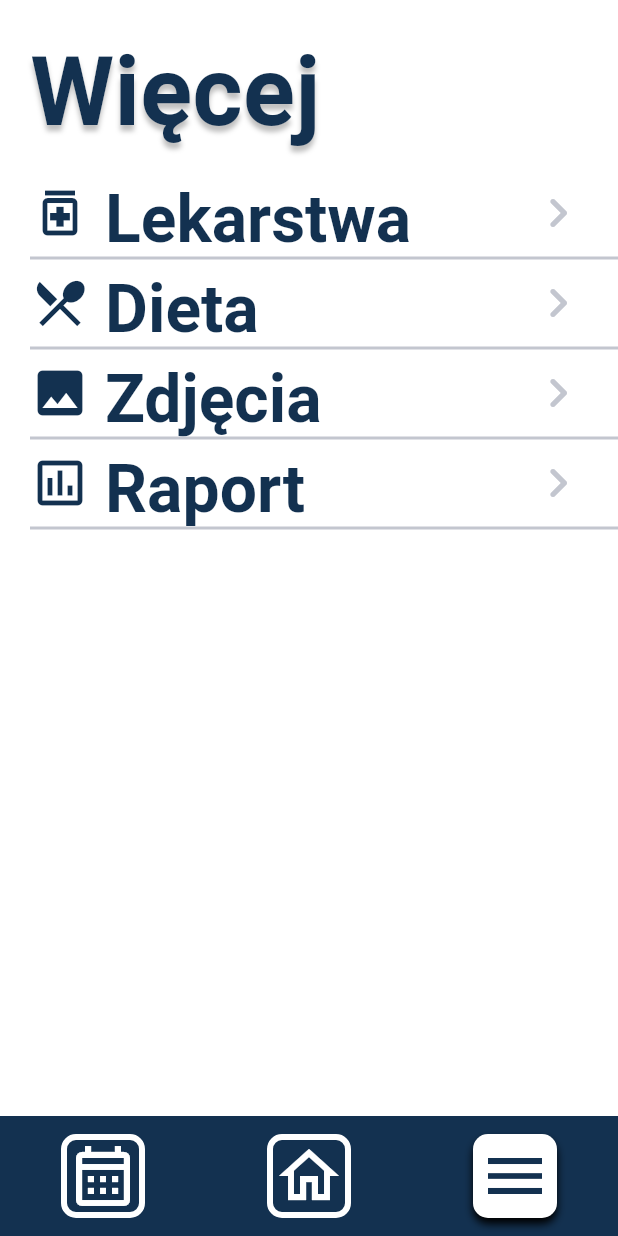
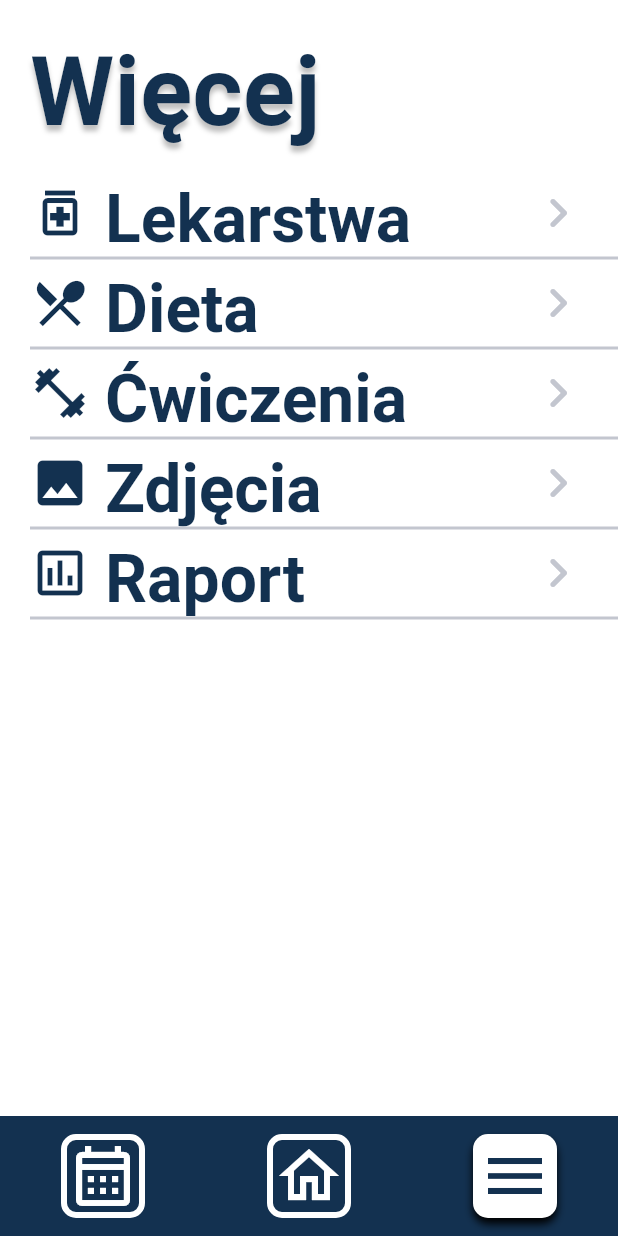
Before and after one commit to pikol93/PG_SLEMA, a Flutter app: the screen it shows after launch, item 3 of the bottom bar chosen, on a phone screen of 412 x 824 dp. Run offline on Flutter 3.47's test engine with Material 3 defaults, Android fonts, the phone set to English and light mode, and no system bars; our stand-ins replace flutter_local_notifications, image_picker, loggy, shared_preferences, timezone; Roboto replaces fonts that are missing (Dongle).

Commit message:
SLEMA-163 exercises implemented with simple view

```diff
--- a/SlemaForAndroid/lib/features/exercises/logic/converter/exercise_dto_to_json_converter.dart
+++ b/SlemaForAndroid/lib/features/exercises/logic/converter/exercise_dto_to_json_converter.dart
@@ -25,7 +25,7 @@ class ExerciseDtoToJsonConverter
     return ExerciseDto(
         json['id'],
         json['name'] ?? '',
-        json['intensity'] ?? 50,
+        json['intensity '] ?? 50,
         json['exerciseDuration'] ?? 1,
         DateTime.parse(exerciseDate),
         exerciseTime);
@@ -34,8 +34,8 @@ class ExerciseDtoToJsonConverter
   Map<String, dynamic> _toJson(ExerciseDto dto) => {
         'id': dto.id.toString(),
         'name': dto.name.toString(),
-        'intensity': dto.intensity.toString(),
-        'exerciseDuration': dto.exerciseDuration.toString(),
+        'intensity': dto.intensity,
+        'exerciseDuration': dto.exerciseDuration,
         'exerciseDate': dto.exerciseDate.toString(),
         'exerciseTime': JsonParser.parseTimeOfDayToJson(dto.exerciseTime),
       };
--- a/SlemaForAndroid/lib/features/menu/presentation/screen/menu_screen.dart
+++ b/SlemaForAndroid/lib/features/menu/presentation/screen/menu_screen.dart
@@ -40,15 +40,21 @@ class MenuScreen extends StatelessWidget {
         ),
         const MenuScreenDivider(),
         const MenuScreenButton(
+          iconData: Icons.fitness_center_outlined,
+          label: 'Ćwiczenia',
+          destinationIndex: 5,
+        ),
+        const MenuScreenDivider(),
+        const MenuScreenButton(
           iconData: Icons.image,
           label: 'Zdjęcia',
-          destinationIndex: 5,
+          destinationIndex: 6,
         ),
         const MenuScreenDivider(),
         const MenuScreenButton(
           iconData: Icons.assessment_outlined,
           label: 'Raport',
-          destinationIndex: 6,
+          destinationIndex: 7,
         ),
         const MenuScreenDivider()
       ],
--- a/SlemaForAndroid/lib/main/presentation/screen/main_screen.dart
+++ b/SlemaForAndroid/lib/main/presentation/screen/main_screen.dart
@@ -1,5 +1,6 @@
 import 'package:flutter/material.dart';
 import 'package:pg_slema/features/diet/presentation/screen/diet_screen.dart';
+import 'package:pg_slema/features/exercises/presentation/screen/exercises_screen.dart';
 import 'package:pg_slema/features/home/presentation/screen/home_screen.dart';
 import 'package:pg_slema/features/medicine/presentation/screen/all_medicines_screen.dart';
 import 'package:pg_slema/features/picture/presentation/screen/pictures_screen.dart';
@@ -60,6 +61,7 @@ class MainScreenState extends State<MainScreen> {
         const MenuScreen(),
         const AllMedicinesScreen(),
         const DietScreen(),
+        const ExercisesScreen(),
         const PicturesScreen(),
         const AssessmentScreen()
       ][controller.currentIndex],
```
Also changed, not shown: SlemaForAndroid/lib/features/exercises/presentation/screen/exercises_screen.dart (renamed from SlemaForAndroid/lib/features/exercises/presentation/screen/all_exercise_screen.dart, +6 -6 lines), SlemaForAndroid/lib/features/exercises/presentation/widget/exercise_widget.dart (+4 -4 lines), SlemaForAndroid/lib/features/exercises/presentation/controller/exercises_controller.dart (renamed from SlemaForAndroid/lib/features/exercises/presentation/controller/all_exercises_controller.dart).
